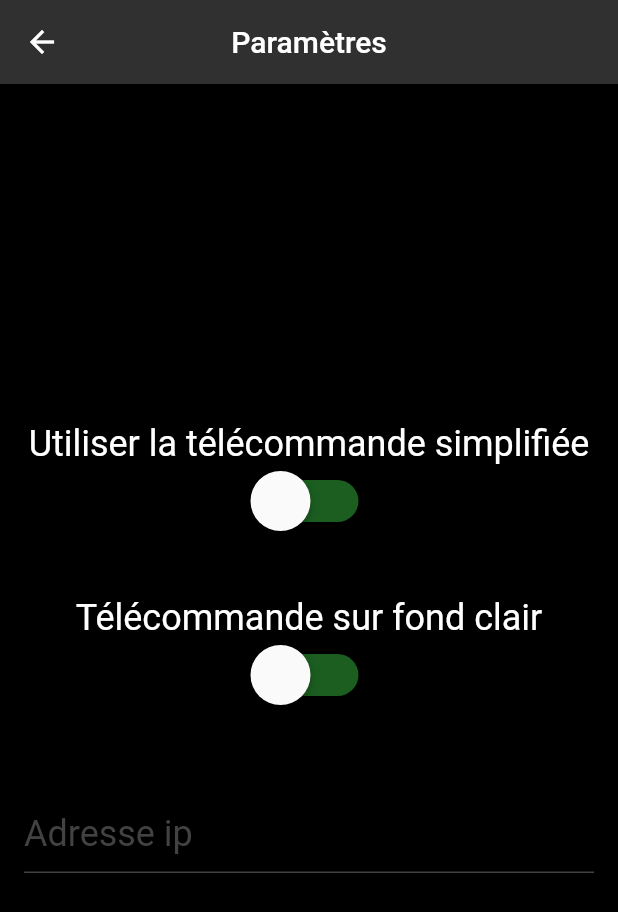
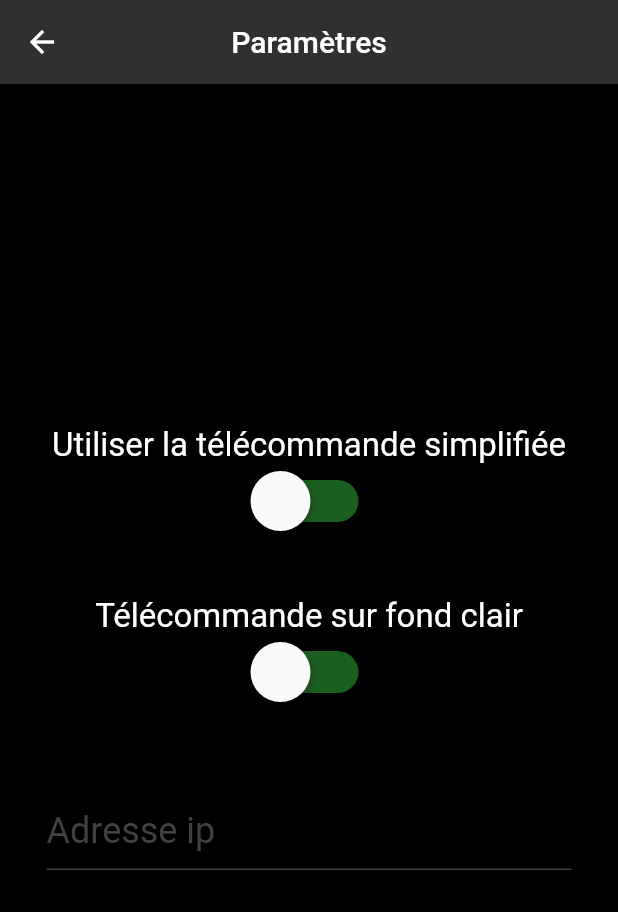
Before and after one commit to Akrobate/orange-tv-remote-app, a Flutter app: the RemoteSettingsScreen screen opened by its route, on a phone screen of 412 x 824 dp. Shown: the top 912 px of the screen. Run offline on Flutter 3.47's test engine with Material 2 defaults, Android fonts, the phone set to English and light mode, and no system bars; our stand-ins replace shared_preferences; missing offline and left inert: query_params; accounts and stored records are empty.

Commit message:
Improve page settings organization

```diff
--- a/lib/pages/remote_settings_screen.dart
+++ b/lib/pages/remote_settings_screen.dart
@@ -71,15 +71,18 @@ class _RemoteSettingsScreenState extends State<RemoteSettingsScreen> {
       ),
       body: Center(
         child:  SingleChildScrollView(
+          child: Padding(
+            padding: EdgeInsets.all(15.0),
             child: Column(
               mainAxisAlignment: MainAxisAlignment.center,
               children: [
                 Text(
                   'Utiliser la télécommande simplifiée',
                   style: TextStyle(
-                  fontSize: 24.0,
+                    fontSize: 22.0,
                     color: Colors.white,
-                )
+                  ),
+                  textAlign: TextAlign.center,
                 ),
                 Transform.scale(
                   scale: 2.0,
@@ -100,9 +103,10 @@ class _RemoteSettingsScreenState extends State<RemoteSettingsScreen> {
                 Text(
                   'Télécommande sur fond clair',
                   style: TextStyle(
-                  fontSize: 24.0,
+                    fontSize: 22.0,
                     color: Colors.white,
-                )
+                  ),
+                  textAlign: TextAlign.center,
                 ),
                 Transform.scale(
                   scale: 2.0,
@@ -151,6 +155,7 @@ class _RemoteSettingsScreenState extends State<RemoteSettingsScreen> {
                 ),
               ]
             ),
+          ),
         )
       )
     );
```
Lines whose indentation alone changed are shown as unchanged.
